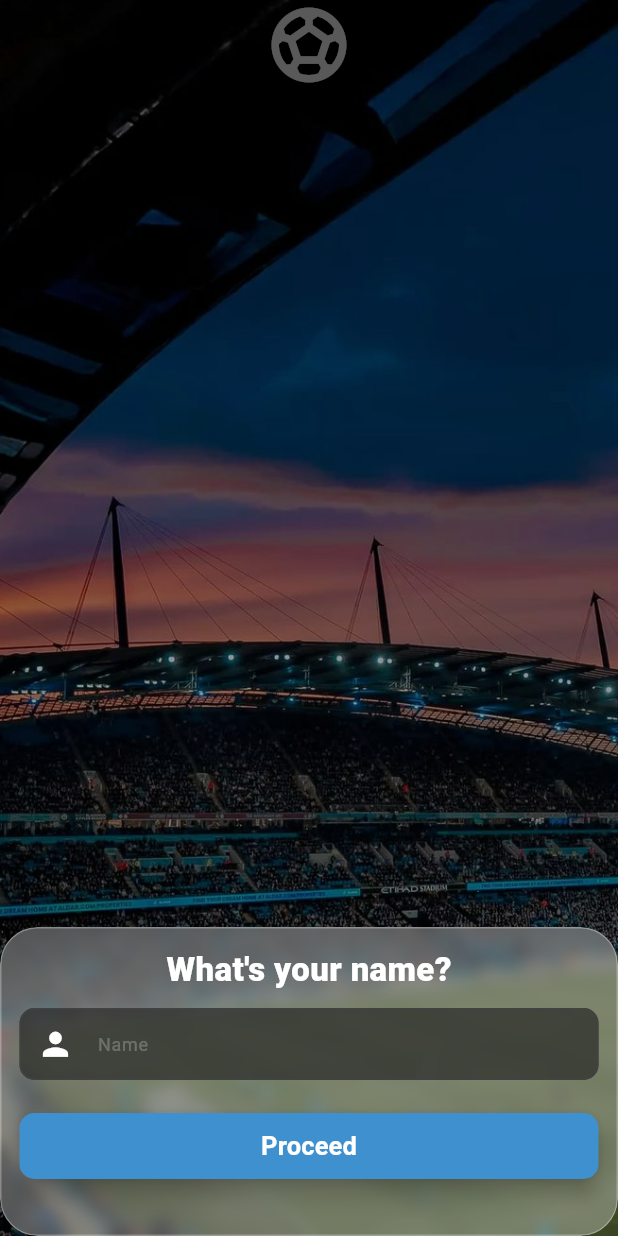
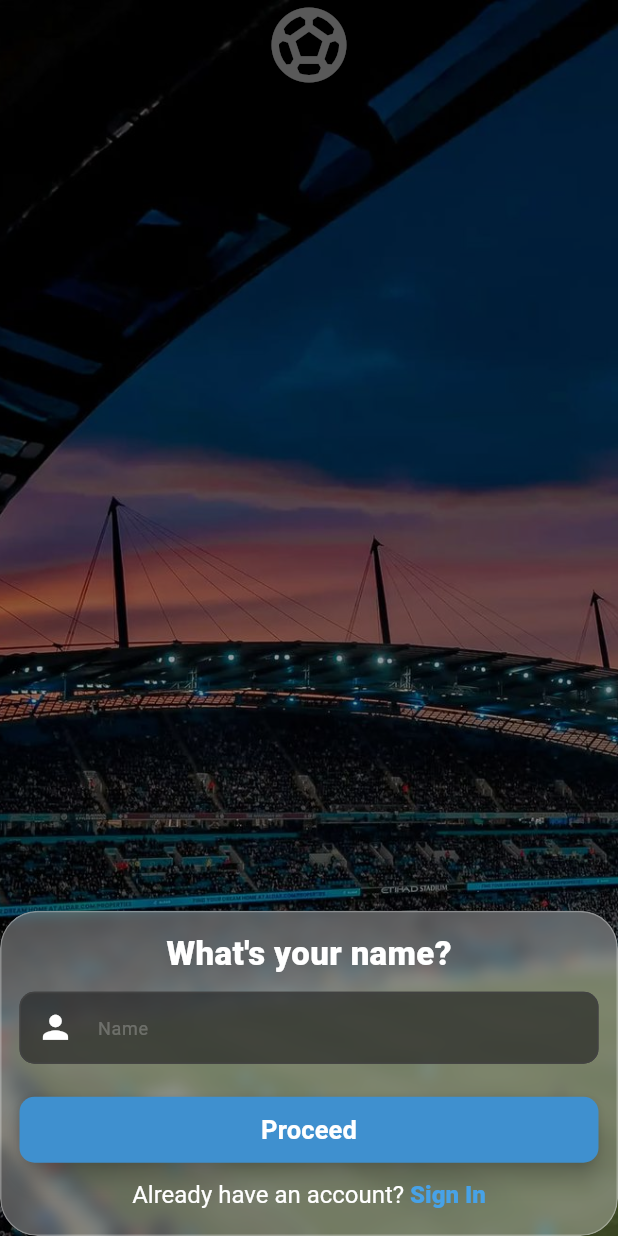
Before and after one commit to AbishekAB21/thatnightin, a Flutter app: the SignUpComponent screen opened directly, on a phone screen of 412 x 824 dp. Run offline on Flutter 3.47's test engine with Material 3 defaults, Android fonts, the phone set to English and light mode, and no system bars; our stand-ins replace animated_bottom_navigation_bar, flutter_riverpod, go_router, google_fonts, riverpod, shared_preferences; accounts and stored records are empty.

Commit message:
minor navigation code added

```diff
--- a/lib/features/auth/sign in/component/sigin_component.dart
+++ b/lib/features/auth/sign in/component/sigin_component.dart
@@ -86,6 +86,9 @@ class SigInComponent extends ConsumerWidget {
                     ),
                   ),
                 ),
+                onAuthenticateUserPressed: (){
+                  context.pushReplacement('/home-screen');
+                },
               ),
             ],
           ),
--- a/lib/features/auth/sign in/widgets/liquid_glass_container.dart
+++ b/lib/features/auth/sign in/widgets/liquid_glass_container.dart
@@ -16,6 +16,7 @@ class LiquidGlassAuthContaner extends ConsumerWidget {
   final Widget bottomWidget;
   final TextEditingController emailController;
   final TextEditingController passwordController;
+  final void Function()? onAuthenticateUserPressed;
   const LiquidGlassAuthContaner({
     super.key,
     required this.headertext,
@@ -24,6 +25,7 @@ class LiquidGlassAuthContaner extends ConsumerWidget {
     required this.bottomWidget,
     required this.emailController,
     required this.passwordController,
+    required this.onAuthenticateUserPressed
   });
 
   @override
@@ -106,7 +108,7 @@ class LiquidGlassAuthContaner extends ConsumerWidget {
                     buttonTitle: 'Sign In',
                     customBorderRadius: 10,
                     customPaddingVertical: 13,
-                    onPressed: () {},
+                    onPressed: onAuthenticateUserPressed,
                   ),
 
                   SizedBox(height: 20),
--- a/lib/features/auth/sign up/methods/widget_build_methods.dart
+++ b/lib/features/auth/sign up/methods/widget_build_methods.dart
@@ -37,7 +37,7 @@ class WidgetBuildMethods {
                 bottom: 20.0,
               ),
               width: MediaQuery.of(context).size.width,
-              height: MediaQuery.of(context).size.height / 4,
+              height: MediaQuery.of(context).size.height / 3.8,
               decoration: BoxDecoration(
                 color: color.liquidGlassColor,
                 borderRadius: BorderRadius.circular(25.0),
@@ -67,6 +67,30 @@ class WidgetBuildMethods {
                         ref.read(ifNameEnteredProvider.notifier).state = true;
                       }
                     },
+                  ),
+                  SizedBox(height: 10.0),
+                  Align(
+                    alignment: Alignment.center,
+                    child: RichText(
+                      text: TextSpan(
+                        text: 'Already have an account? ',
+                        style: Fontstyles.roboto16pxLight(context, ref),
+                        children: [
+                          TextSpan(
+                            text: 'Sign In',
+                            style: Fontstyles.roboto16pxSemiBoldBlue(
+                              context,
+                              ref,
+                            ),
+                            recognizer:
+                                TapGestureRecognizer()
+                                  ..onTap = () {
+                                    context.pop();
+                                  },
+                          ),
+                        ],
+                      ),
+                    ),
                   ),
                 ],
               ),
@@ -136,6 +160,9 @@ class WidgetBuildMethods {
           ),
         ],
       ),
+      onAuthenticateUserPressed: () {
+        context.pushReplacement('/home-screen');
+      },
     );
   }
 }
```
